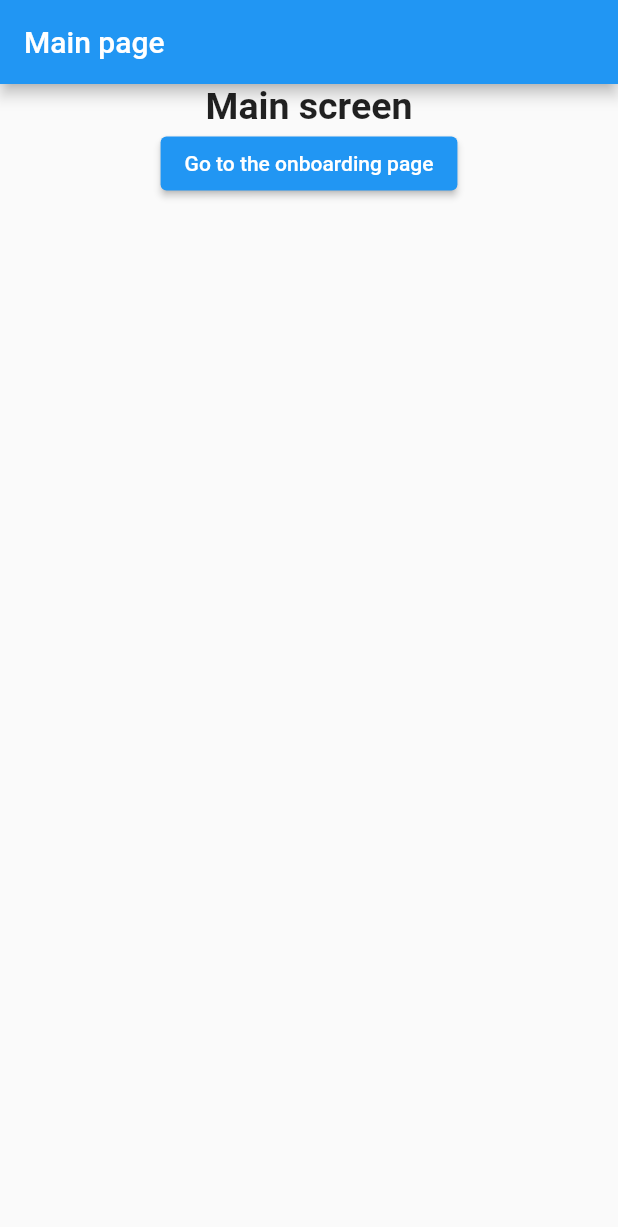
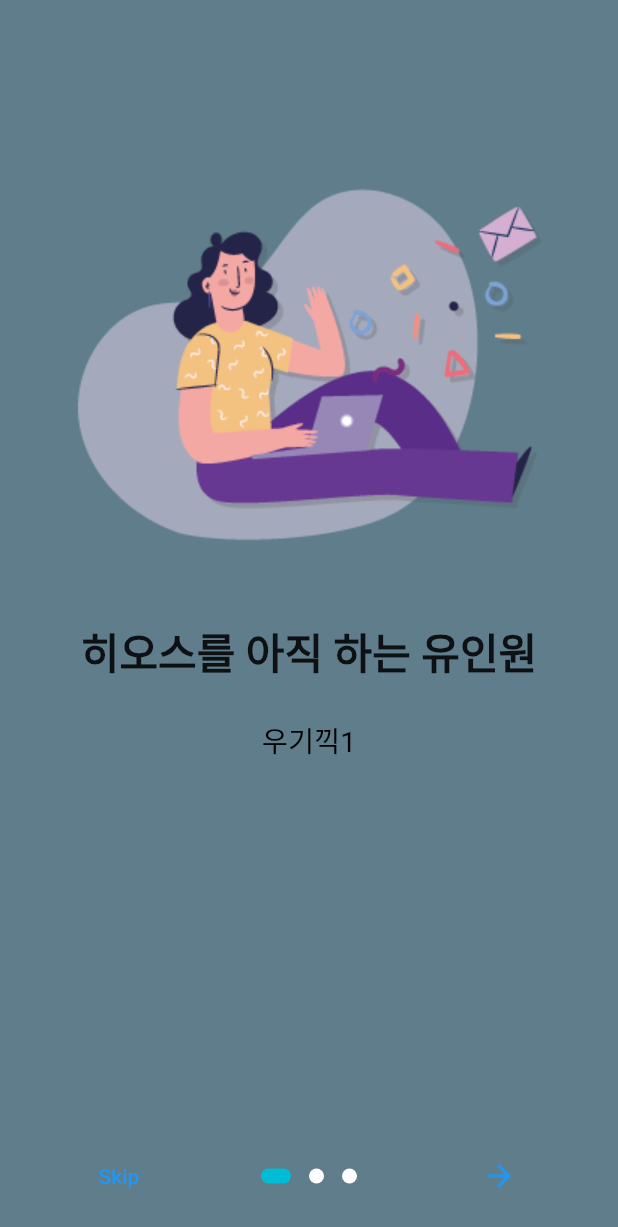
Before and after one commit to coffeeamp/myapp1, a Flutter app: the screen it shows after launch, on a phone screen of 412 x 824 dp. Shown: the top 1227 px of the screen. Run offline on Flutter 3.47's test engine with Material 2 defaults, Android fonts, the phone set to English and light mode, and no system bars; drawn by our look-alikes of introduction_screen.

Commit message:
introductionScreen

```diff
--- a/lib/main.dart
+++ b/lib/main.dart
@@ -1,4 +1,5 @@
 import 'package:flutter/material.dart'; // 필수
+import 'package:myapp1/onboarding.dart';
 
 void main() => runApp(const MyApp());
 
@@ -7,16 +8,16 @@ class MyApp extends StatelessWidget {
 
   @override
   Widget build(BuildContext context) {
-    return MaterialApp(
-      debugShowCheckedModeBanner: false,
+    return const MaterialApp(
+      // debugShowCheckedModeBanner: false,
       title: '리 리, 세계 유랑자',
       home: OnBoardingPage(),
     );
   }
 }
 
-class OnBoardingPage extends StatelessWidget {
-  const OnBoardingPage({super.key});
+class Mypage extends StatelessWidget {
+  const Mypage({super.key});
 
   @override
   Widget build(BuildContext context) {
--- a/lib/onboarding.dart
+++ b/lib/onboarding.dart
@@ -1,10 +1,69 @@
 import 'package:flutter/material.dart';
+import 'package:introduction_screen/introduction_screen.dart';
+import 'package:myapp1/main.dart';
 
 class OnBoardingPage extends StatelessWidget {
   const OnBoardingPage({super.key});
 
   @override
   Widget build(BuildContext context) {
-    return const Placeholder();
+    return IntroductionScreen(
+      pages: [
+        PageViewModel(
+          title: '히오스를 아직 하는 유인원',
+          body: '우기끽1',
+          image: Image.asset('image/page1.png'),
+          decoration: getpageDecoration()
+        ),
+        PageViewModel(
+          title: '히오스를 아직 하는 유인원',
+          body: '우기끽2',
+          image: Image.asset('image/page2.png'),
+          decoration: getpageDecoration()
+        ),
+        PageViewModel(
+          title: '히오스를 아직 하는 유인원',
+          body: '우기끽3',
+          image: Image.asset('image/page3.png'),
+          decoration: getpageDecoration()
+        ),
+
+
+      ],
+      done: const Text('Done'),
+      onDone: () {
+        Navigator.of(context).push(
+          MaterialPageRoute(builder: (context) => const Grade()),
+        );
+      }, // onpress 와 비슷한느낌
+      next: const Icon(Icons.arrow_forward),
+      showSkipButton: true,
+      skip: const Text('Skip'),
+      dotsDecorator: DotsDecorator(
+        color: Colors.white,
+        size: const Size(10,10),
+        activeSize: const Size(20.0, 10.0),
+        activeShape: RoundedRectangleBorder(
+          borderRadius: BorderRadius.all(Radius.circular(25.0)),
+        ),
+        activeColor: Colors.cyan,
+      ),// 하단의 페이지 순서 시각화 도트 데코레이션
+    );// 소개 페이지 스크린
+  }
+
+
+  PageDecoration getpageDecoration() {
+    return const PageDecoration(
+      titleTextStyle: TextStyle(
+        fontSize: 28,
+        fontWeight: FontWeight.bold
+        ),
+      bodyTextStyle: TextStyle(
+        fontSize: 19,
+        color: Colors.black
+        ),
+        imagePadding: EdgeInsets.only(top: 100),
+        pageColor: Colors.blueGrey
+    );
   }
 }
```
